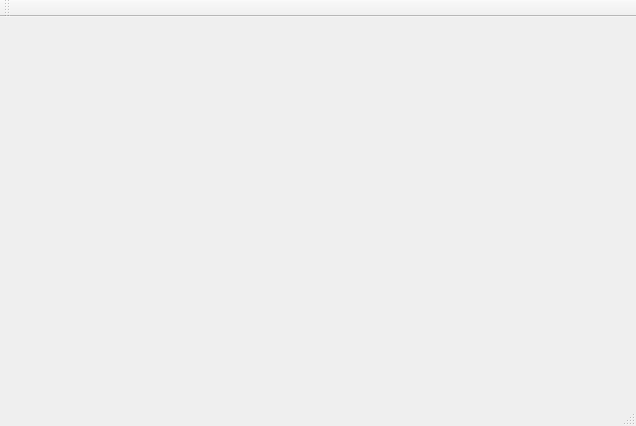
The window that mainwindow.ui (feferreira/LabMananger) describes before a commit, drawn with Qt 5.
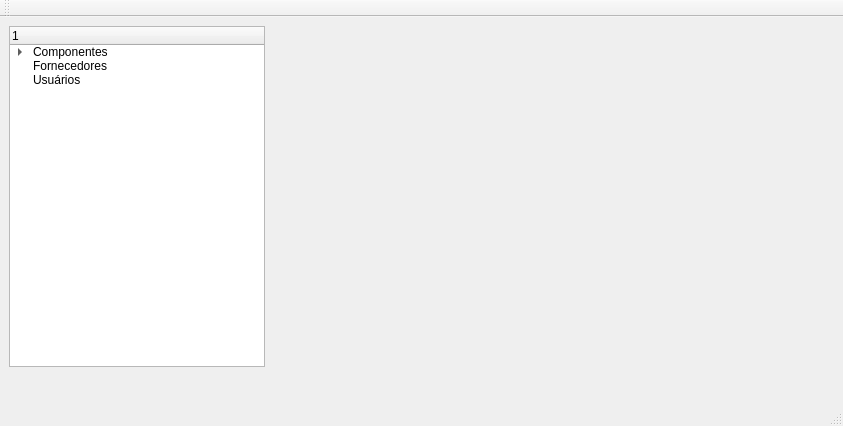
The same window after the commit. Custom widgets are drawn as their Qt base class.

Diff of the .ui file:
```diff
--- a/mainwindow.ui
+++ b/mainwindow.ui
@@ -6,14 +6,65 @@
    <rect>
     <x>0</x>
     <y>0</y>
-    <width>636</width>
+    <width>843</width>
     <height>426</height>
    </rect>
   </property>
   <property name="windowTitle">
    <string>MainWindow</string>
   </property>
-  <widget class="QWidget" name="centralWidget"/>
+  <widget class="QWidget" name="centralWidget">
+   <widget class="ComponentView" name="widgetWindow" native="true">
+    <property name="geometry">
+     <rect>
+      <x>269</x>
+      <y>9</y>
+      <width>571</width>
+      <height>347</height>
+     </rect>
+    </property>
+   </widget>
+   <widget class="QTreeWidget" name="treeWidget">
+    <property name="geometry">
+     <rect>
+      <x>9</x>
+      <y>9</y>
+      <width>256</width>
+      <height>341</height>
+     </rect>
+    </property>
+    <column>
+     <property name="text">
+      <string>1</string>
+     </property>
+    </column>
+    <item>
+     <property name="text">
+      <string>Componentes</string>
+     </property>
+     <item>
+      <property name="text">
+       <string>Relatório</string>
+      </property>
+     </item>
+     <item>
+      <property name="text">
+       <string>Consulta</string>
+      </property>
+     </item>
+    </item>
+    <item>
+     <property name="text">
+      <string>Fornecedores</string>
+     </property>
+    </item>
+    <item>
+     <property name="text">
+      <string>Usuários</string>
+     </property>
+    </item>
+   </widget>
+  </widget>
   <widget class="QMenuBar" name="menuBar">
    <property name="geometry">
     <rect>
@@ -35,6 +86,14 @@
   <widget class="QStatusBar" name="statusBar"/>
  </widget>
  <layoutdefault spacing="6" margin="11"/>
+ <customwidgets>
+  <customwidget>
+   <class>ComponentView</class>
+   <extends>QWidget</extends>
+   <header>componentview.h</header>
+   <container>1</container>
+  </customwidget>
+ </customwidgets>
  <resources/>
  <connections/>
 </ui>
```
Left out of the diff: 2 changed lines with no effect on the pictures.
